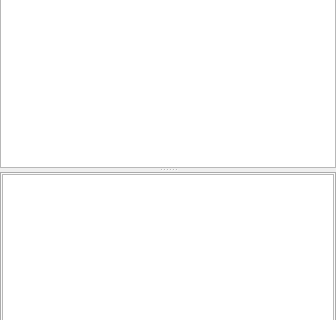
Qt form editor/echo/Editor/UI/NodeTreePanel/NodeTreePanel.ui (timi-liuliang/echo) before a commit; both pictures show x 0 to 336 and y 113 to 433 of the 336 by 566 pixel window.
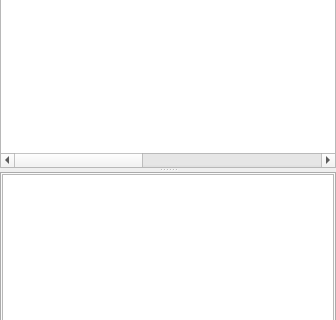
The same form after that commit. Icons and pictures are not drawn. Custom widgets are drawn as their Qt base class.

Commit message: Quick hide/visible render node #504

```diff
--- a/editor/echo/Editor/UI/NodeTreePanel/NodeTreePanel.ui
+++ b/editor/echo/Editor/UI/NodeTreePanel/NodeTreePanel.ui
@@ -79,7 +79,7 @@
            <bool>true</bool>
           </property>
           <property name="columnCount">
-           <number>2</number>
+           <number>4</number>
           </property>
           <attribute name="headerVisible">
            <bool>false</bool>
@@ -100,6 +100,16 @@
             <string notr="true">2</string>
            </property>
           </column>
+          <column>
+           <property name="text">
+            <string notr="true">3</string>
+           </property>
+          </column>
+          <column>
+           <property name="text">
+            <string notr="true">4</string>
+           </property>
+          </column>
          </widget>
         </item>
        </layout>
```
The commit also changes 4 other files.
